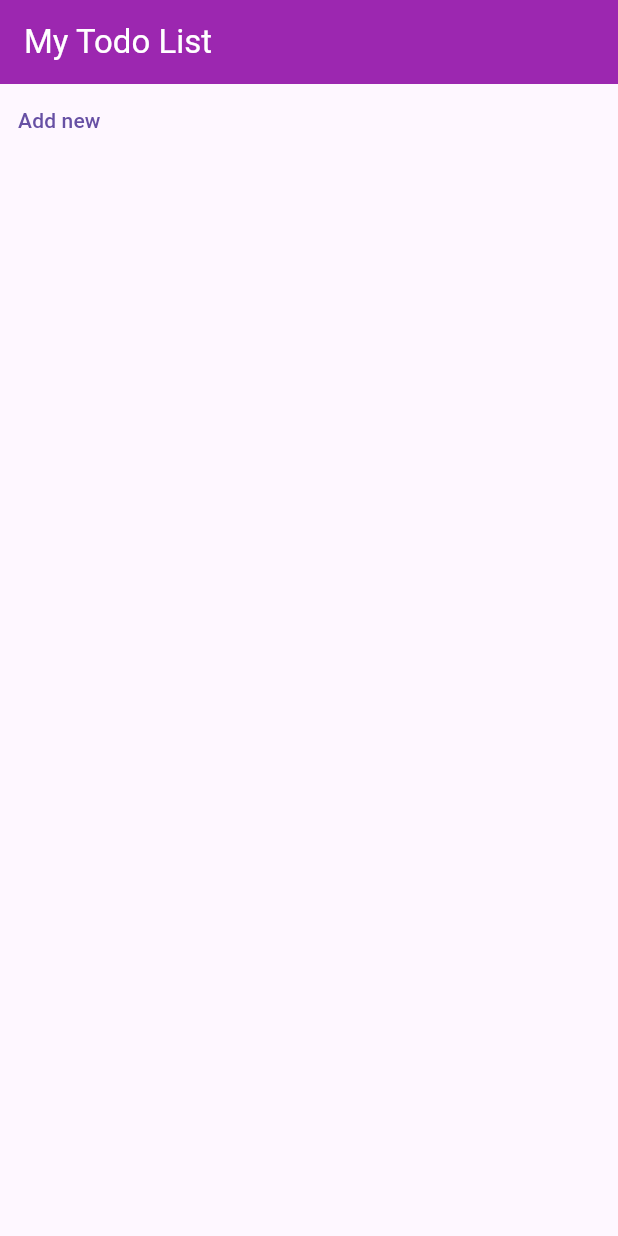
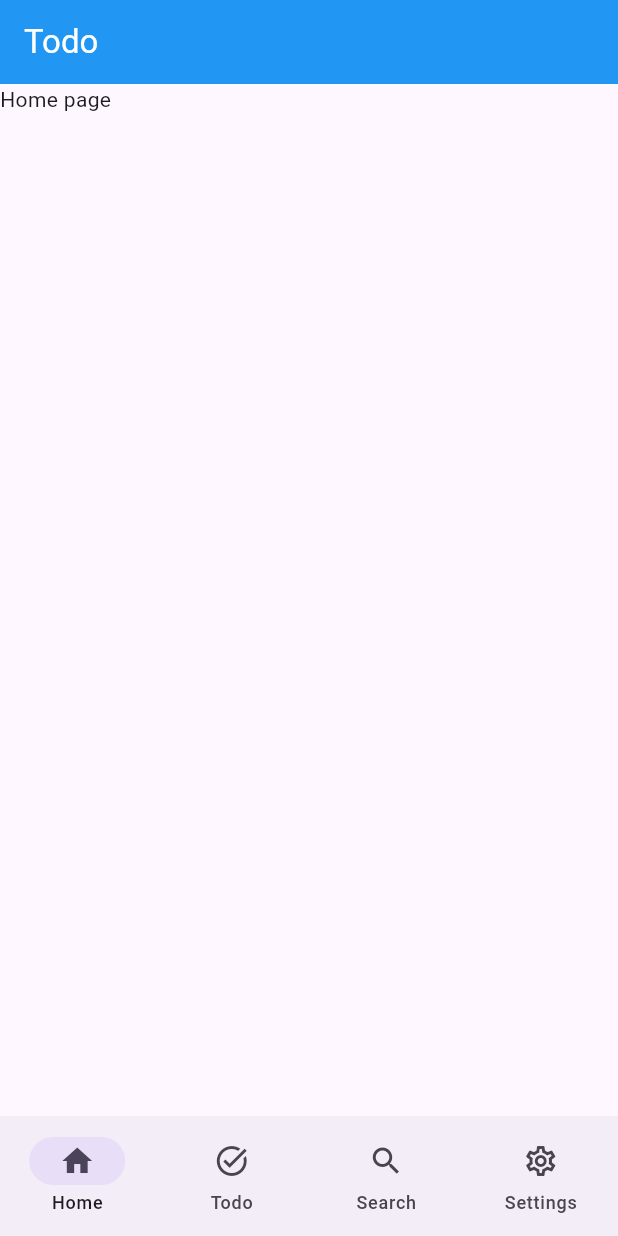
Before and after one commit to nxhung2304/todo_app_riverpod, a Flutter app: the screen it shows after launch, on a phone screen of 412 x 824 dp. Run offline on Flutter 3.47's test engine with Material 3 defaults, Android fonts, the phone set to English and light mode, and no system bars; our stand-ins replace flutter_hooks, freezed_annotation, go_router, hooks_riverpod, riverpod_annotation; generated files the repository leaves out were written again.

Commit message:
add: app navigation ( top bar and bottom bar )

```diff
--- a/lib/app.dart
+++ b/lib/app.dart
@@ -1,18 +1,11 @@
 import 'package:flutter/material.dart';
-import 'package:learn_riverpod/app/router/app_router.dart';
+import 'package:learn_riverpod/config/router/app_router.dart';
 
 class App extends StatelessWidget {
   const App({super.key});
 
   @override
   Widget build(BuildContext context) {
-    // return MaterialApp(
-    //   title: 'Todos',
-    //   theme: ThemeData(
-    //     primaryColor: Colors.red
-    //   ),
-    //   home: const MyTodoPage(),
-    // );
-    return MaterialApp.router(routerConfig: router);
+    return MaterialApp.router(routerConfig: appRouter);
   }
 }
--- a/lib/app/router/app_router.dart
+++ /dev/null
@@ -1,14 +0,0 @@
-import 'package:go_router/go_router.dart';
-import 'package:learn_riverpod/app/router/app_routes.dart';
-import 'package:learn_riverpod/features/todo/presentation/pages/my_todo_page.dart';
-import 'package:learn_riverpod/features/todo/presentation/pages/new_todo_page.dart';
-
-final router = GoRouter(
-  routes: [
-    GoRoute(path: AppRoutes.root, builder: (context, state) => MyTodoPage()),
-    GoRoute(
-      path: AppRoutes.newTodo,
-      builder: (context, state) => NewTodoPage(),
-    ),
-  ],
-);
--- a/lib/app/router/app_routes.dart
+++ /dev/null
@@ -1,4 +0,0 @@
-class AppRoutes {
-  static String root = '/';
-  static String newTodo = '/new_todo';
-}
--- /dev/null
+++ b/lib/config/router/app_router.dart
@@ -0,0 +1,63 @@
+import 'package:go_router/go_router.dart';
+import 'package:learn_riverpod/config/router/app_routes.dart';
+import 'package:learn_riverpod/features/app/presentation/widgets/app_navigation.dart';
+
+import 'package:learn_riverpod/features/todo/presentation/pages/home_page.dart';
+import 'package:learn_riverpod/features/todo/presentation/pages/my_todo_page.dart';
+import 'package:learn_riverpod/features/todo/presentation/pages/new_todo_page.dart';
+import 'package:learn_riverpod/features/todo/presentation/pages/search_page.dart';
+import 'package:learn_riverpod/features/todo/presentation/pages/settings_page.dart';
+
+final appRouter = GoRouter(
+  initialLocation: AppRoutes.home,
+  routes: [
+    StatefulShellRoute.indexedStack(
+      builder: (context, state, navigationShell) {
+        return AppNavigation(navigationShell: navigationShell);
+      },
+      branches: [
+        StatefulShellBranch(
+          routes: [
+            GoRoute(
+              path: AppRoutes.home,
+              builder: (context, state) => HomePage(),
+            ),
+          ],
+        ),
+
+        StatefulShellBranch(
+          routes: [
+            GoRoute(
+              path: AppRoutes.todo,
+              builder: (context, state) => MyTodoPage(),
+              routes: [
+                GoRoute(
+                  path: 'new',
+                  builder: (context, state) => NewTodoPage(),
+                ),
+              ],
+            ),
+          ],
+        ),
+
+        StatefulShellBranch(
+          routes: [
+            GoRoute(
+              path: AppRoutes.search,
+              builder: (context, state) => SearchPage(),
+            ),
+          ],
+        ),
+
+        StatefulShellBranch(
+          routes: [
+            GoRoute(
+              path: AppRoutes.settings,
+              builder: (context, state) => SettingsPage(),
+            ),
+          ],
+        ),
+      ],
+    ),
+  ],
+);
--- /dev/null
+++ b/lib/config/router/app_routes.dart
@@ -0,0 +1,10 @@
+class AppRoutes {
+  static String home = '/home';
+
+  static String todo = '/todo';
+  static String newTodo = '/todo/new';
+
+
+  static String search = '/search';
+  static String settings = '/settings';
+}
--- /dev/null
+++ b/lib/features/app/presentation/widgets/adaptive_app_bar.dart
@@ -0,0 +1,35 @@
+import 'package:flutter/material.dart';
+import 'package:hooks_riverpod/hooks_riverpod.dart';
+import 'package:learn_riverpod/features/app/presentation/providers/app_bar_controller_provider.dart';
+
+class AdaptiveAppBar extends ConsumerWidget implements PreferredSizeWidget {
+  const AdaptiveAppBar({super.key});
+
+  @override
+  Widget build(BuildContext context, WidgetRef ref) {
+    final appBarState = ref.watch(appBarControllerProvider);
+
+    Widget? buildLeading() {
+      return appBarState.showBackButton
+          ? IconButton(
+            icon: const Icon(Icons.arrow_back),
+            onPressed:
+                appBarState.onBackPressed ?? () => Navigator.of(context).pop(),
+          )
+          : null;
+    }
+
+    return AppBar(
+      title: Text(appBarState.title),
+      backgroundColor: appBarState.backgroundColor,
+      foregroundColor: appBarState.foregroundColor,
+      centerTitle: appBarState.centerTitle,
+      elevation: appBarState.elevation,
+      leading: buildLeading(),
+      actions: appBarState.actions,
+    );
+  }
+
+  @override
+  Size get preferredSize => const Size.fromHeight(kToolbarHeight);
+}
--- /dev/null
+++ b/lib/features/app/presentation/widgets/adaptive_bottom_app_bar.dart
@@ -0,0 +1,73 @@
+import 'package:flutter/material.dart';
+import 'package:go_router/go_router.dart';
+import 'package:hooks_riverpod/hooks_riverpod.dart';
+import 'package:learn_riverpod/features/app/presentation/providers/app_bar_config_provider.dart';
+import 'package:learn_riverpod/features/app/presentation/providers/app_bar_controller_provider.dart';
+
+class AdaptiveBottomAppBar extends ConsumerWidget {
+  final StatefulNavigationShell navigationShell;
+
+  const AdaptiveBottomAppBar({super.key, required this.navigationShell});
+
+  @override
+  Widget build(BuildContext context, WidgetRef ref) {
+    final appBarState = ref.watch(appBarControllerProvider);
+
+    if (!appBarState.showBottomNav) {
+      return const SizedBox.shrink();
+    }
+
+    return NavigationBar(
+      selectedIndex: navigationShell.currentIndex,
+      onDestinationSelected: (index) {
+        final isOtherTab = index != navigationShell.currentIndex;
+        if (isOtherTab) {
+          _updateAppBarForTab(ref, index);
+        }
+
+        navigationShell.goBranch(index);
+      },
+      destinations: const [
+        NavigationDestination(
+          icon: Icon(Icons.home_outlined),
+          selectedIcon: Icon(Icons.home),
+          label: 'Home',
+        ),
+        NavigationDestination(
+          icon: Icon(Icons.task_alt_outlined),
+          selectedIcon: Icon(Icons.task_alt),
+          label: 'Todo',
+        ),
+        NavigationDestination(
+          icon: Icon(Icons.search_outlined),
+          selectedIcon: Icon(Icons.search),
+          label: 'Search',
+        ),
+        NavigationDestination(
+          icon: Icon(Icons.settings_outlined),
+          selectedIcon: Icon(Icons.settings),
+          label: 'Settings',
+        ),
+      ],
+    );
+  }
+
+  void _updateAppBarForTab(WidgetRef ref, int tabIndex) {
+    final appBarDefaultConfig = ref.read(appBarConfigProvider.notifier);
+
+    switch (tabIndex) {
+      case 0:
+        appBarDefaultConfig.setHomeConfig();
+        break;
+      case 1:
+        appBarDefaultConfig.setTodoListConfig();
+        break;
+      case 2:
+        appBarDefaultConfig.setSearchConfig();
+        break;
+      case 3:
+        appBarDefaultConfig.setSettingsConfig();
+        break;
+    }
+  }
+}
--- /dev/null
+++ b/lib/features/app/presentation/widgets/app_navigation.dart
@@ -0,0 +1,23 @@
+// app_navigation.dart
+import 'package:flutter/material.dart';
+import 'package:go_router/go_router.dart';
+import 'package:hooks_riverpod/hooks_riverpod.dart';
+import 'package:learn_riverpod/features/app/presentation/widgets/adaptive_app_bar.dart';
+import 'package:learn_riverpod/features/app/presentation/widgets/adaptive_bottom_app_bar.dart';
+
+class AppNavigation extends ConsumerWidget {
+  final StatefulNavigationShell navigationShell;
+
+  const AppNavigation({super.key, required this.navigationShell});
+
+  @override
+  Widget build(BuildContext context, WidgetRef ref) {
+    return Scaffold(
+      appBar: const AdaptiveAppBar(),
+      body: navigationShell,
+      bottomNavigationBar: AdaptiveBottomAppBar(
+        navigationShell: navigationShell,
+      ),
+    );
+  }
+}
--- /dev/null
+++ b/lib/features/todo/presentation/pages/home_page.dart
@@ -0,0 +1,11 @@
+import 'package:flutter/material.dart';
+import 'package:hooks_riverpod/hooks_riverpod.dart';
+
+class HomePage extends HookConsumerWidget {
+  const HomePage({super.key});
+
+  @override
+  Widget build(BuildContext context, WidgetRef ref) {
+    return Text("Home page");
+  }
+}
--- a/lib/features/todo/presentation/pages/my_todo_page.dart
+++ b/lib/features/todo/presentation/pages/my_todo_page.dart
@@ -1,27 +1,22 @@
 import 'package:flutter/material.dart';
 import 'package:go_router/go_router.dart';
-import 'package:learn_riverpod/app/router/app_routes.dart';
+import 'package:hooks_riverpod/hooks_riverpod.dart';
+import 'package:learn_riverpod/config/router/app_routes.dart';
 
-class MyTodoPage extends StatelessWidget {
+class MyTodoPage extends HookConsumerWidget {
   const MyTodoPage({super.key});
 
   @override
-  Widget build(BuildContext context) {
-    return Scaffold(
-      appBar: AppBar(
-        title: Text("My Todo List", style: TextStyle(color: Colors.white)),
-        backgroundColor: Colors.purple,
-      ),
-      body: Column(
+  Widget build(BuildContext context, WidgetRef ref) {
+    return Column(
       children: [
         TextButton(
-            child: Text("Add new"),
+          child: Text("Add new 1"),
           onPressed: () {
             context.go(AppRoutes.newTodo);
           },
         ),
       ],
-      ),
     );
   }
 }
```
Also changed, not shown: lib/features/app/presentation/models/app_bar_state.dart (added, +19 -0 lines), lib/features/app/presentation/providers/app_bar_config_provider.dart (added, +93 -0 lines), lib/features/app/presentation/providers/app_bar_controller_provider.dart (added, +145 -0 lines), lib/features/todo/presentation/pages/new_todo_page.dart (+19 -17 lines), lib/features/todo/presentation/pages/search_page.dart (added, +10 -0 lines), lib/features/todo/presentation/pages/settings_page.dart (added, +10 -0 lines), lib/features/todo/presentation/widgets/todo_time_field.dart (added, +29 -0 lines), lib/features/todo/presentation/widgets/todo_title_field.dart (added, +31 -0 lines), lib/features/app/presentation/models/app_bar_state.freezed.dart (added), lib/features/app/presentation/providers/app_bar_config_provider.g.dart (added), lib/features/app/presentation/providers/app_bar_controller_provider.g.dart (added), lib/main.dart (line endings or trailing spaces), 1 other file. Lines whose indentation alone changed are shown as unchanged.
